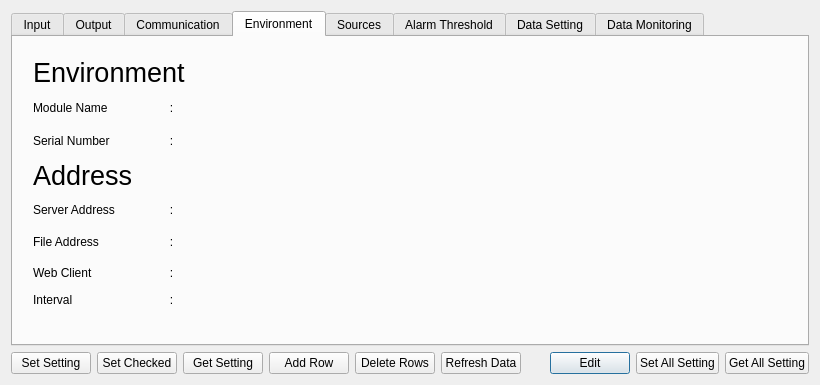
The window that view/formmodule.ui (zenaki/RTU) describes before a commit, drawn with Qt 5.
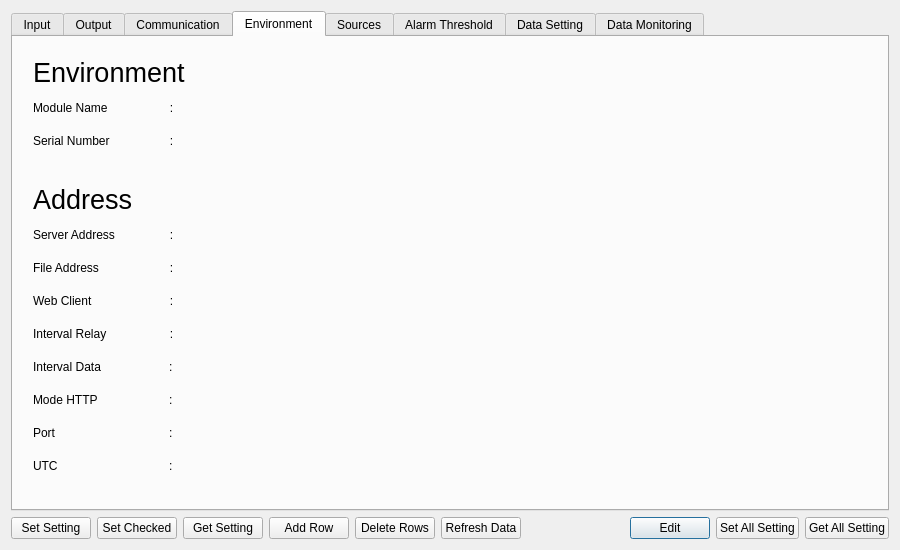
The same window after the commit. The open tabs and pages were chosen to show the change. Icons and pictures are not drawn.

Patch:
```diff
--- a/view/formmodule.ui
+++ b/view/formmodule.ui
@@ -6,8 +6,8 @@
    <rect>
     <x>0</x>
     <y>0</y>
-    <width>820</width>
-    <height>385</height>
+    <width>900</width>
+    <height>550</height>
    </rect>
   </property>
   <property name="sizePolicy">
@@ -18,8 +18,8 @@
   </property>
   <property name="minimumSize">
    <size>
-    <width>800</width>
-    <height>385</height>
+    <width>900</width>
+    <height>550</height>
    </size>
   </property>
   <property name="maximumSize">
@@ -84,6 +84,12 @@
      </item>
      <item row="0" column="1">
       <widget class="QPushButton" name="pbSetChk">
+       <property name="minimumSize">
+        <size>
+         <width>0</width>
+         <height>0</height>
+        </size>
+       </property>
        <property name="text">
         <string>Set Checked</string>
        </property>
@@ -1025,7 +1031,7 @@
          <x>20</x>
          <y>20</y>
          <width>711</width>
-         <height>251</height>
+         <height>422</height>
         </rect>
        </property>
        <layout class="QVBoxLayout" name="verticalLayout">
@@ -1180,6 +1186,19 @@
         </item>
         <item>
          <layout class="QGridLayout" name="gridLayout_12">
+          <item row="5" column="1">
+           <widget class="QLabel" name="label_52">
+            <property name="minimumSize">
+             <size>
+              <width>5</width>
+              <height>17</height>
+             </size>
+            </property>
+            <property name="text">
+             <string>:</string>
+            </property>
+           </widget>
+          </item>
           <item row="1" column="0">
            <widget class="QLabel" name="label_42">
             <property name="minimumSize">
@@ -1307,6 +1326,19 @@
             </property>
            </widget>
           </item>
+          <item row="4" column="0">
+           <widget class="QLabel" name="label_39">
+            <property name="minimumSize">
+             <size>
+              <width>130</width>
+              <height>17</height>
+             </size>
+            </property>
+            <property name="text">
+             <string>Interval Data</string>
+            </property>
+           </widget>
+          </item>
           <item row="2" column="1">
            <widget class="QLabel" name="label_50">
             <property name="minimumSize">
@@ -1344,13 +1376,25 @@
           </item>
           <item row="3" column="0">
            <widget class="QLabel" name="label_40">
+            <property name="minimumSize">
+             <size>
+              <width>130</width>
+              <height>17</height>
+             </size>
+            </property>
             <property name="text">
-             <string>Interval</string>
+             <string>Interval Relay</string>
             </property>
            </widget>
           </item>
           <item row="3" column="2">
-           <widget class="QLabel" name="interval">
+           <widget class="QLabel" name="interval_relay">
+            <property name="minimumSize">
+             <size>
+              <width>141</width>
+              <height>27</height>
+             </size>
+            </property>
             <property name="text">
              <string/>
             </property>
@@ -1378,6 +1422,136 @@
             </property>
            </widget>
           </item>
+          <item row="5" column="2">
+           <widget class="QLabel" name="mode_http">
+            <property name="minimumSize">
+             <size>
+              <width>141</width>
+              <height>27</height>
+             </size>
+            </property>
+            <property name="text">
+             <string/>
+            </property>
+           </widget>
+          </item>
+          <item row="4" column="1">
+           <widget class="QLabel" name="label_43">
+            <property name="minimumSize">
+             <size>
+              <width>5</width>
+              <height>17</height>
+             </size>
+            </property>
+            <property name="text">
+             <string>:</string>
+            </property>
+           </widget>
+          </item>
+          <item row="4" column="2">
+           <widget class="QLabel" name="interval_data">
+            <property name="minimumSize">
+             <size>
+              <width>141</width>
+              <height>27</height>
+             </size>
+            </property>
+            <property name="text">
+             <string/>
+            </property>
+           </widget>
+          </item>
+          <item row="5" column="0">
+           <widget class="QLabel" name="label_44">
+            <property name="minimumSize">
+             <size>
+              <width>130</width>
+              <height>17</height>
+             </size>
+            </property>
+            <property name="text">
+             <string>Mode HTTP</string>
+            </property>
+           </widget>
+          </item>
+          <item row="6" column="2">
+           <widget class="QLabel" name="port">
+            <property name="minimumSize">
+             <size>
+              <width>141</width>
+              <height>27</height>
+             </size>
+            </property>
+            <property name="text">
+             <string/>
+            </property>
+           </widget>
+          </item>
+          <item row="6" column="0">
+           <widget class="QLabel" name="label_53">
+            <property name="minimumSize">
+             <size>
+              <width>130</width>
+              <height>17</height>
+             </size>
+            </property>
+            <property name="text">
+             <string>Port</string>
+            </property>
+           </widget>
+          </item>
+          <item row="6" column="1">
+           <widget class="QLabel" name="label_54">
+            <property name="minimumSize">
+             <size>
+              <width>5</width>
+              <height>17</height>
+             </size>
+            </property>
+            <property name="text">
+             <string>:</string>
+            </property>
+           </widget>
+          </item>
+          <item row="7" column="0">
+           <widget class="QLabel" name="label_55">
+            <property name="minimumSize">
+             <size>
+              <width>130</width>
+              <height>17</height>
+             </size>
+            </property>
+            <property name="text">
+             <string>UTC</string>
+            </property>
+           </widget>
+          </item>
+          <item row="7" column="1">
+           <widget class="QLabel" name="label_56">
+            <property name="minimumSize">
+             <size>
+              <width>5</width>
+              <height>17</height>
+             </size>
+            </property>
+            <property name="text">
+             <string>:</string>
+            </property>
+           </widget>
+          </item>
+          <item row="7" column="2">
+           <widget class="QLabel" name="utc">
+            <property name="minimumSize">
+             <size>
+              <width>141</width>
+              <height>27</height>
+             </size>
+            </property>
+            <property name="text">
+             <string/>
+            </property>
+           </widget>
+          </item>
          </layout>
         </item>
        </layout>
```
Left out of the diff: 9 changed lines with no effect on the pictures.
